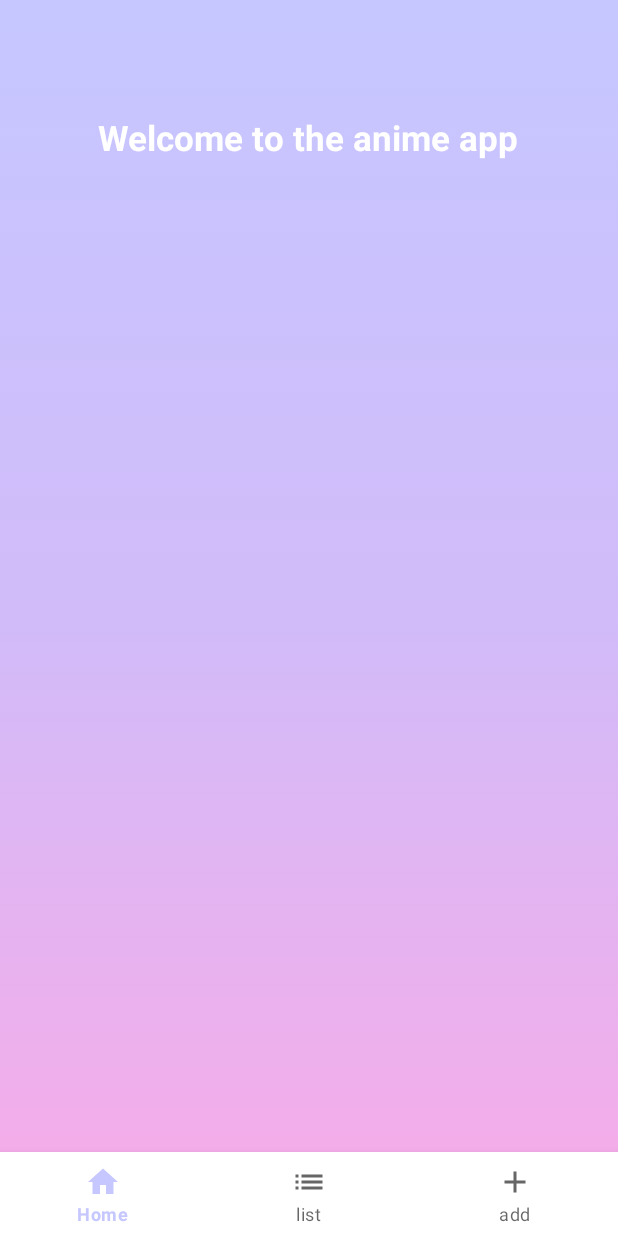
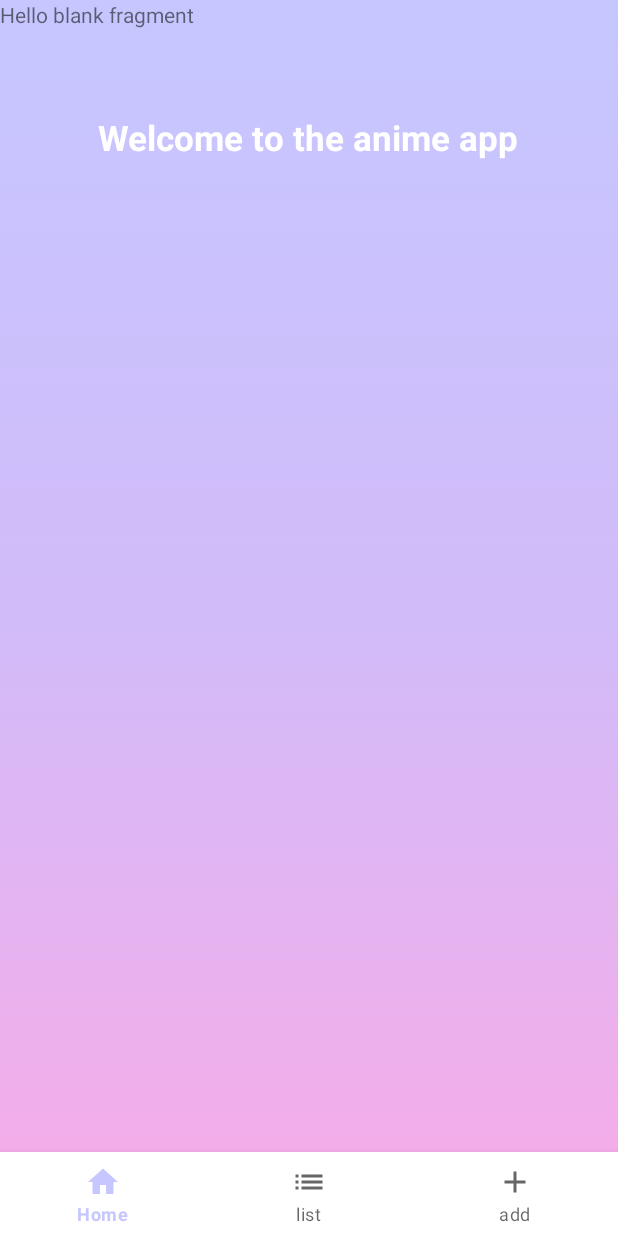
Before and after one commit to Fatima421/AnimeApp, an Android app: the PrincipalScreen screen opened directly, with no data from a screen before it, on a phone screen of 412 x 824 dp. Run offline under Robolectric (Android 15) with nearby library versions, the phone set to English and light mode, and no system bars.

Commit message:
Changes in mainScreen

```diff
--- a/app/src/main/java/com/example/SyedFatima_AnimeApp/PrincipalScreen.java
+++ b/app/src/main/java/com/example/SyedFatima_AnimeApp/PrincipalScreen.java
@@ -21,6 +21,8 @@ public class PrincipalScreen extends AppCompatActivity {
 
         BottomNavigationView bottomNav = findViewById(R.id.main_menu);
 
+        getSupportFragmentManager().beginTransaction().replace(R.id.fragment_container, new FragmentHome()).commit();
+
         bottomNav.setOnNavigationItemSelectedListener(item -> {
             Fragment selectedFragment = null;
             switch (item.getItemId()){
```
